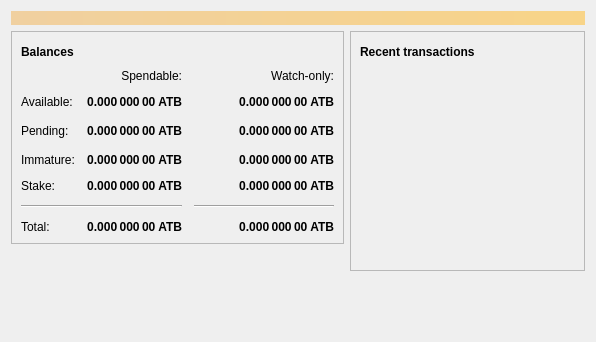
Old version of the form src/qt/forms/overviewpage.ui in the repository Ailein/atbcoin-insight.
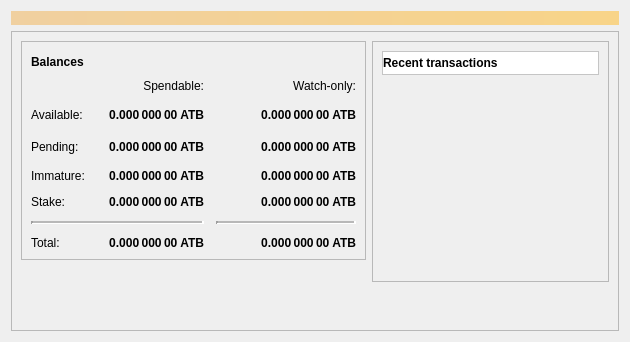
New version of the form. Icons and pictures are not drawn.

Commit message: Altered the form of creating coupons Old forms deleted Fixed some css styles.

Patch:
```diff
--- a/src/qt/forms/overviewpage.ui
+++ b/src/qt/forms/overviewpage.ui
@@ -6,7 +6,7 @@
    <rect>
     <x>0</x>
     <y>0</y>
-    <width>596</width>
+    <width>630</width>
     <height>342</height>
    </rect>
   </property>
@@ -31,6 +31,15 @@
     </widget>
    </item>
    <item>
+    <widget class="QFrame" name="MainFrame">
+     <property name="frameShape">
+      <enum>QFrame::StyledPanel</enum>
+     </property>
+     <property name="frameShadow">
+      <enum>QFrame::Raised</enum>
+     </property>
+     <layout class="QGridLayout" name="gridLayout_2">
+      <item row="0" column="0">
     <layout class="QHBoxLayout" name="horizontalLayout" stretch="1,1">
      <item>
       <layout class="QVBoxLayout" name="verticalLayout_2">
@@ -111,7 +120,7 @@
             <property name="spacing">
              <number>12</number>
             </property>
-            <item row="2" column="2">
+               <item row="2" column="3">
              <widget class="QLabel" name="labelWatchPending">
               <property name="font">
                <font>
@@ -136,7 +145,7 @@
               </property>
              </widget>
             </item>
-            <item row="2" column="1">
+               <item row="2" column="2">
              <widget class="QLabel" name="labelUnconfirmed">
               <property name="font">
                <font>
@@ -161,7 +170,7 @@
               </property>
              </widget>
             </item>
-            <item row="3" column="2">
+               <item row="3" column="3">
              <widget class="QLabel" name="labelWatchImmature">
               <property name="font">
                <font>
@@ -186,14 +195,35 @@
               </property>
              </widget>
             </item>
-            <item row="5" column="0" colspan="2">
+               <item row="5" column="0" colspan="3">
              <widget class="Line" name="line">
+                 <property name="sizeIncrement">
+                  <size>
+                   <width>0</width>
+                   <height>0</height>
+                  </size>
+                 </property>
+                 <property name="baseSize">
+                  <size>
+                   <width>0</width>
+                   <height>0</height>
+                  </size>
+                 </property>
+                 <property name="styleSheet">
+                  <string notr="true"/>
+                 </property>
+                 <property name="lineWidth">
+                  <number>2</number>
+                 </property>
+                 <property name="midLineWidth">
+                  <number>2</number>
+                 </property>
               <property name="orientation">
                <enum>Qt::Horizontal</enum>
               </property>
              </widget>
             </item>
-            <item row="5" column="2">
+               <item row="5" column="3">
              <widget class="Line" name="lineWatchBalance">
               <property name="sizePolicy">
                <sizepolicy hsizetype="Preferred" vsizetype="Fixed">
@@ -207,6 +237,12 @@
                 <height>0</height>
                </size>
               </property>
+                 <property name="lineWidth">
+                  <number>2</number>
+                 </property>
+                 <property name="midLineWidth">
+                  <number>2</number>
+                 </property>
               <property name="orientation">
                <enum>Qt::Horizontal</enum>
               </property>
@@ -219,7 +255,7 @@
               </property>
              </widget>
             </item>
-            <item row="3" column="1">
+               <item row="3" column="2">
              <widget class="QLabel" name="labelImmature">
               <property name="font">
                <font>
@@ -244,19 +280,6 @@
               </property>
              </widget>
             </item>
-            <item row="2" column="3">
-             <spacer name="horizontalSpacer_2">
-              <property name="orientation">
-               <enum>Qt::Horizontal</enum>
-              </property>
-              <property name="sizeHint" stdset="0">
-               <size>
-                <width>40</width>
-                <height>20</height>
-               </size>
-              </property>
-             </spacer>
-            </item>
             <item row="3" column="0">
              <widget class="QLabel" name="labelImmatureText">
               <property name="text">
@@ -264,7 +287,7 @@
               </property>
              </widget>
             </item>
-            <item row="6" column="1">
+               <item row="6" column="2">
              <widget class="QLabel" name="labelTotal">
               <property name="font">
                <font>
@@ -289,7 +312,7 @@
               </property>
              </widget>
             </item>
-            <item row="6" column="2">
+               <item row="6" column="3">
              <widget class="QLabel" name="labelWatchTotal">
               <property name="font">
                <font>
@@ -314,7 +337,7 @@
               </property>
              </widget>
             </item>
-            <item row="0" column="2">
+               <item row="0" column="3">
              <widget class="QLabel" name="labelWatchonly">
               <property name="text">
                <string>Watch-only:</string>
@@ -331,7 +354,7 @@
               </property>
              </widget>
             </item>
-            <item row="1" column="1">
+               <item row="1" column="2">
              <widget class="QLabel" name="labelBalance">
               <property name="font">
                <font>
@@ -356,7 +379,7 @@
               </property>
              </widget>
             </item>
-            <item row="1" column="2">
+               <item row="1" column="3">
              <widget class="QLabel" name="labelWatchAvailable">
               <property name="font">
                <font>
@@ -388,7 +411,7 @@
               </property>
              </widget>
             </item>
-            <item row="0" column="1">
+               <item row="0" column="2">
              <widget class="QLabel" name="labelSpendable">
               <property name="text">
                <string>Spendable:</string>
@@ -405,7 +428,7 @@
               </property>
              </widget>
             </item>
-            <item row="4" column="1">
+               <item row="4" column="2">
              <widget class="QLabel" name="labelStake">
               <property name="font">
                <font>
@@ -430,7 +453,7 @@
               </property>
              </widget>
             </item>
-            <item row="4" column="2">
+               <item row="4" column="3">
              <widget class="QLabel" name="labelWatchStake">
               <property name="font">
                <font>
@@ -455,6 +478,45 @@
               </property>
              </widget>
             </item>
+               <item row="2" column="4">
+                <spacer name="horizontalSpacer_2">
+                 <property name="orientation">
+                  <enum>Qt::Horizontal</enum>
+                 </property>
+                 <property name="sizeHint" stdset="0">
+                  <size>
+                   <width>40</width>
+                   <height>20</height>
+                  </size>
+                 </property>
+                </spacer>
+               </item>
+               <item row="1" column="1">
+                <spacer name="horizontalSpacer_4">
+                 <property name="orientation">
+                  <enum>Qt::Horizontal</enum>
+                 </property>
+                 <property name="sizeHint" stdset="0">
+                  <size>
+                   <width>40</width>
+                   <height>20</height>
+                  </size>
+                 </property>
+                </spacer>
+               </item>
+               <item row="2" column="1">
+                <spacer name="horizontalSpacer_5">
+                 <property name="orientation">
+                  <enum>Qt::Horizontal</enum>
+                 </property>
+                 <property name="sizeHint" stdset="0">
+                  <size>
+                   <width>40</width>
+                   <height>20</height>
+                  </size>
+                 </property>
+                </spacer>
+               </item>
            </layout>
           </item>
          </layout>
@@ -479,6 +541,9 @@
       <layout class="QVBoxLayout" name="verticalLayout_3">
        <item>
         <widget class="QFrame" name="frame_2">
+            <property name="styleSheet">
+             <string notr="true"/>
+            </property>
          <property name="frameShape">
           <enum>QFrame::StyledPanel</enum>
          </property>
@@ -487,6 +552,36 @@
          </property>
          <layout class="QVBoxLayout" name="verticalLayout">
           <item>
+              <widget class="QFrame" name="frame_3">
+               <property name="styleSheet">
+                <string notr="true">background-color: rgb(255, 255, 255);</string>
+               </property>
+               <property name="locale">
+                <locale language="Russian" country="Russia"/>
+               </property>
+               <property name="frameShape">
+                <enum>QFrame::StyledPanel</enum>
+               </property>
+               <property name="frameShadow">
+                <enum>QFrame::Raised</enum>
+               </property>
+               <layout class="QVBoxLayout" name="verticalLayout_5">
+                <property name="spacing">
+                 <number>0</number>
+                </property>
+                <property name="leftMargin">
+                 <number>0</number>
+                </property>
+                <property name="topMargin">
+                 <number>0</number>
+                </property>
+                <property name="rightMargin">
+                 <number>0</number>
+                </property>
+                <property name="bottomMargin">
+                 <number>0</number>
+                </property>
+                <item>
            <layout class="QHBoxLayout" name="horizontalLayout_2">
             <item>
              <widget class="QLabel" name="label_4">
@@ -549,10 +644,13 @@
             </item>
            </layout>
           </item>
+               </layout>
+              </widget>
+             </item>
           <item>
            <widget class="QListView" name="listTransactions">
             <property name="styleSheet">
-             <string notr="true">QListView { background: transparent; }</string>
+                <string notr="true">Background: transparent;</string>
             </property>
             <property name="frameShape">
              <enum>QFrame::NoFrame</enum>
@@ -590,6 +688,11 @@
    </item>
   </layout>
  </widget>
- <resources/>
+   </item>
+  </layout>
+ </widget>
+ <resources>
+  <include location="../bitcoin.qrc"/>
+ </resources>
  <connections/>
 </ui>
```
Lines whose indentation alone changed are shown as unchanged. The commit also changes 22 other files.
